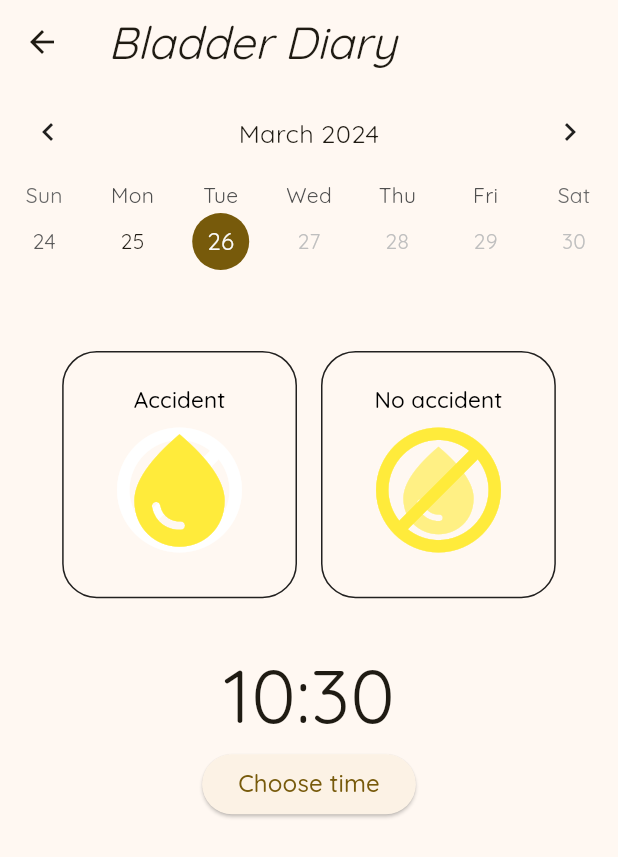
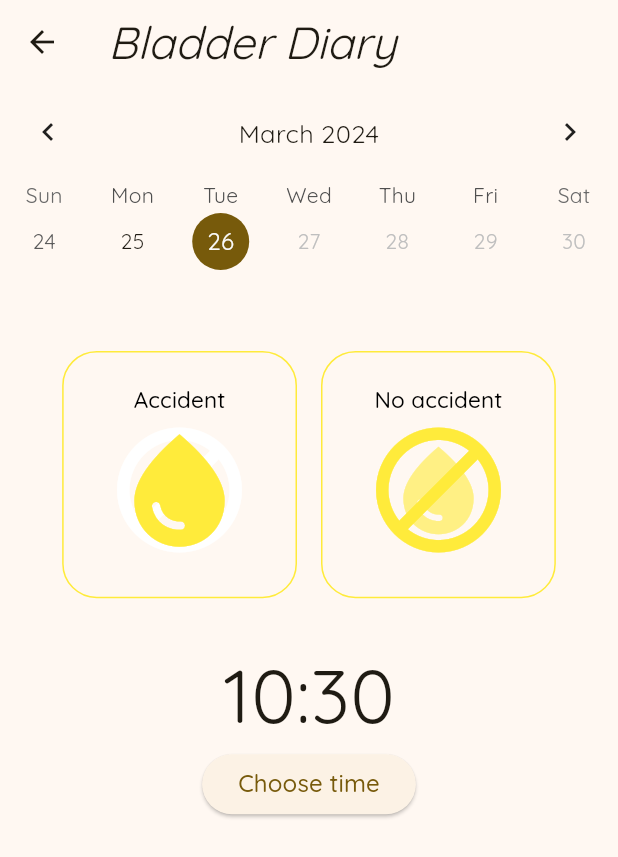
Before and after one commit to ellenritterbusch/urinary_incontinence_application, a Flutter app: the BladderDiaryPage screen opened directly, on a phone screen of 412 x 824 dp. Shown: the top 857 px of the screen. Run offline on Flutter 3.47's test engine with Material 3 defaults, Android fonts, the light colour scheme and no system bars; drawn by our look-alikes of table_calendar; our stand-ins replace google_fonts, sqflite; accounts and stored records are empty.

Commit message:
border color of accident button changed

```diff
--- a/lib/BladderDiary/BladderDiaryPage/BladderDiaryPage.dart
+++ b/lib/BladderDiary/BladderDiaryPage/BladderDiaryPage.dart
@@ -48,7 +48,7 @@ class _BladderDiaryState extends State<BladderDiaryPage> {
                 accidentText: 'Accident',
                 icon: const Icon(Icons.water_drop, size: 90, color:  Colors.yellow),
                 stackIcon: Icon(Icons.dnd_forwardslash_outlined, size: 100,color: Colors.white.withOpacity(1)),
-                bordercolor: yespressed? Colors.yellow: kDefaultIconDarkColor,
+                bordercolor: yespressed? kDefaultIconDarkColor : Colors.yellow,
               onPressed: () {setState(() {
                 yespressed = true;
                 nopressed = false;
@@ -63,7 +63,7 @@ class _BladderDiaryState extends State<BladderDiaryPage> {
                 accidentText: 'No accident',
                 icon: Icon(Icons.water_drop, size: 70, color:  Colors.yellow.withOpacity(0.6),),
                 stackIcon: Icon(Icons.dnd_forwardslash_outlined, size: 100,color: Colors.yellow,),
-                bordercolor: nopressed? Colors.yellow: kDefaultIconDarkColor,
+                bordercolor: nopressed? kDefaultIconDarkColor : Colors.yellow,
               onPressed: () {setState(() {
                 yespressed = false;
                 nopressed = true;
--- a/lib/BladderDiary/DailyEvaluationPage/DailyEvaluationPage.dart
+++ b/lib/BladderDiary/DailyEvaluationPage/DailyEvaluationPage.dart
@@ -1,6 +1,6 @@
 import 'package:flutter/material.dart';
 import 'package:urinary_incontinence_application/BladderDiary/CalendarPage/CalendarPage.dart';
-import 'package:urinary_incontinence_application/BladderDiary/DailyEvaluationPage/EvaluationButton.dart';
+import 'package:urinary_incontinence_application/BladderDiary/DailyEvaluationPage/Evaluation_Button.dart';
 import 'package:urinary_incontinence_application/Database/DatabaseModel.dart';
 import 'package:urinary_incontinence_application/Database/DatabaseManager.dart';
 import 'package:urinary_incontinence_application/BladderDiary/CalendarPage/Table_calendar.dart';
```
Also changed, not shown: lib/BladderDiary/DailyEvaluationPage/Evaluation_Button.dart (renamed from lib/BladderDiary/DailyEvaluationPage/EvaluationButton.dart), pubspec.lock.
